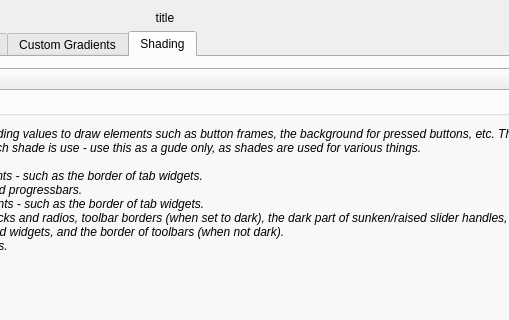
Before: the Qt Designer form config/qtcurveconfigbase.ui in QtCurve/qtcurve, drawn with Qt 5; both pictures show x 269 to 778 and y 0 to 320 of the 868 by 574 pixel window.
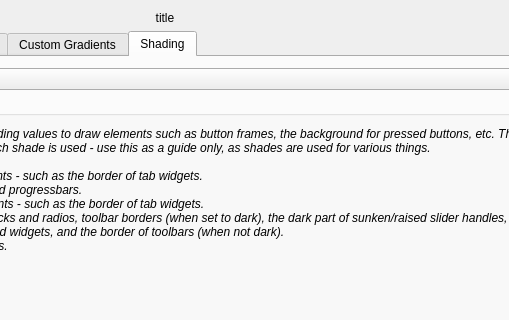
After: the same form once the commit is applied. The open tabs and pages were chosen to show the change. Custom widgets are drawn as their Qt base class.

Patch:
```diff
--- a/config/qtcurveconfigbase.ui
+++ b/config/qtcurveconfigbase.ui
@@ -987,7 +987,7 @@
              <string>&lt;html>&lt;head>&lt;meta name="qrichtext" content="1" />&lt;style type="text/css">
 p, li { white-space: pre-wrap; }
 &lt;/style>&lt;/head>&lt;body style=" font-family:'Verdana'; font-size:9pt; font-weight:400; font-style:normal;">
-&lt;p style=" margin-top:0px; margin-bottom:0px; margin-left:0px; margin-right:0px; -qt-block-indent:0; text-indent:0px;">&lt;span style=" font-style:italic;">QtCurve uses various hard-coded shading values to draw elements such as button frames, the background for pressed buttons, etc. The following is a brief overview of how each shade is use - use this as a gude only, as shades are used for various things.&lt;/span>&lt;/p>
+&lt;p style=" margin-top:0px; margin-bottom:0px; margin-left:0px; margin-right:0px; -qt-block-indent:0; text-indent:0px;">&lt;span style=" font-style:italic;">QtCurve uses various hard-coded shading values to draw elements such as button frames, the background for pressed buttons, etc. The following is a brief overview of how each shade is used - use this as a guide only, as shades are used for various things.&lt;/span>&lt;/p>
 &lt;p style="-qt-paragraph-type:empty; margin-top:0px; margin-bottom:0px; margin-left:0px; margin-right:0px; -qt-block-indent:0; text-indent:0px; font-style:italic;">&lt;/p>
 &lt;p style=" margin-top:0px; margin-bottom:0px; margin-left:0px; margin-right:0px; -qt-block-indent:0; text-indent:0px; font-style:italic;">1 Is used for the light part of 3d elements - such as the border of tab widgets.&lt;/p>
 &lt;p style=" margin-top:0px; margin-bottom:0px; margin-left:0px; margin-right:0px; -qt-block-indent:0; text-indent:0px; font-style:italic;">2 Is used for the lighter shade of striped progressbars.&lt;/p>
```
